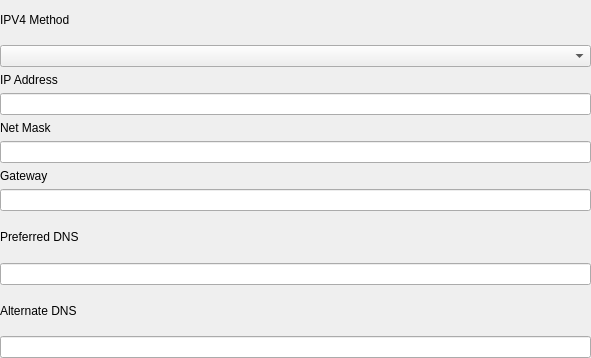
The window that plugins/network/src/plugin/setting-widget/ipv4-widget.ui (openeuler-mirror/kiran-control-panel) describes before a commit, drawn with Qt 5.
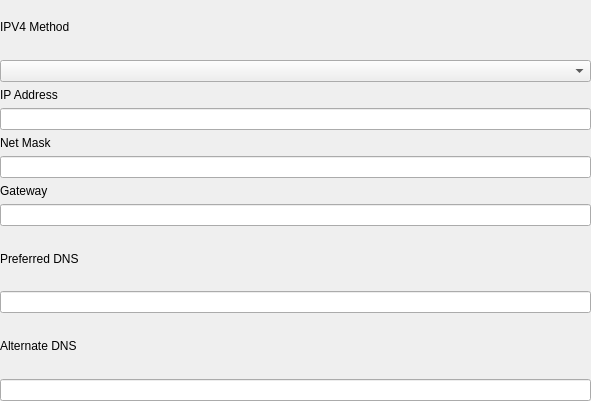
The same window after the commit. Custom widgets are drawn as their Qt base class.

```diff
--- a/plugins/network/src/plugin/setting-widget/ipv4-widget.ui
+++ b/plugins/network/src/plugin/setting-widget/ipv4-widget.ui
@@ -7,7 +7,7 @@
     <x>0</x>
     <y>0</y>
     <width>591</width>
-    <height>358</height>
+    <height>401</height>
    </rect>
   </property>
   <property name="windowTitle">
```
Left out of the diff: 6 changed lines with no effect on the pictures.
